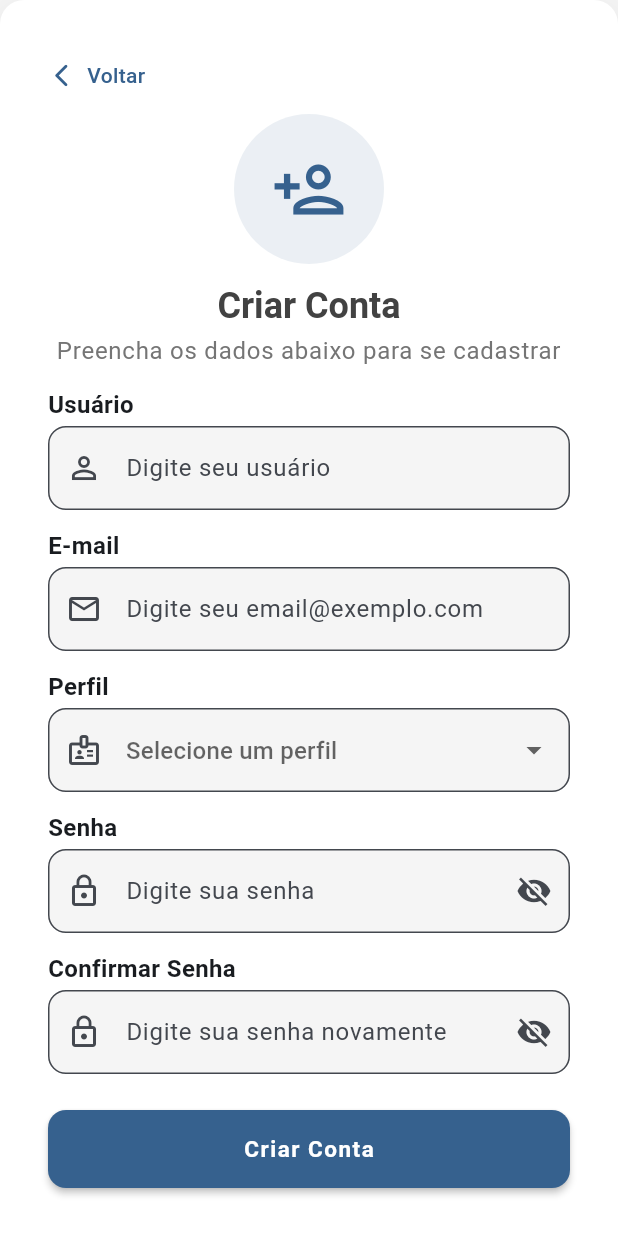
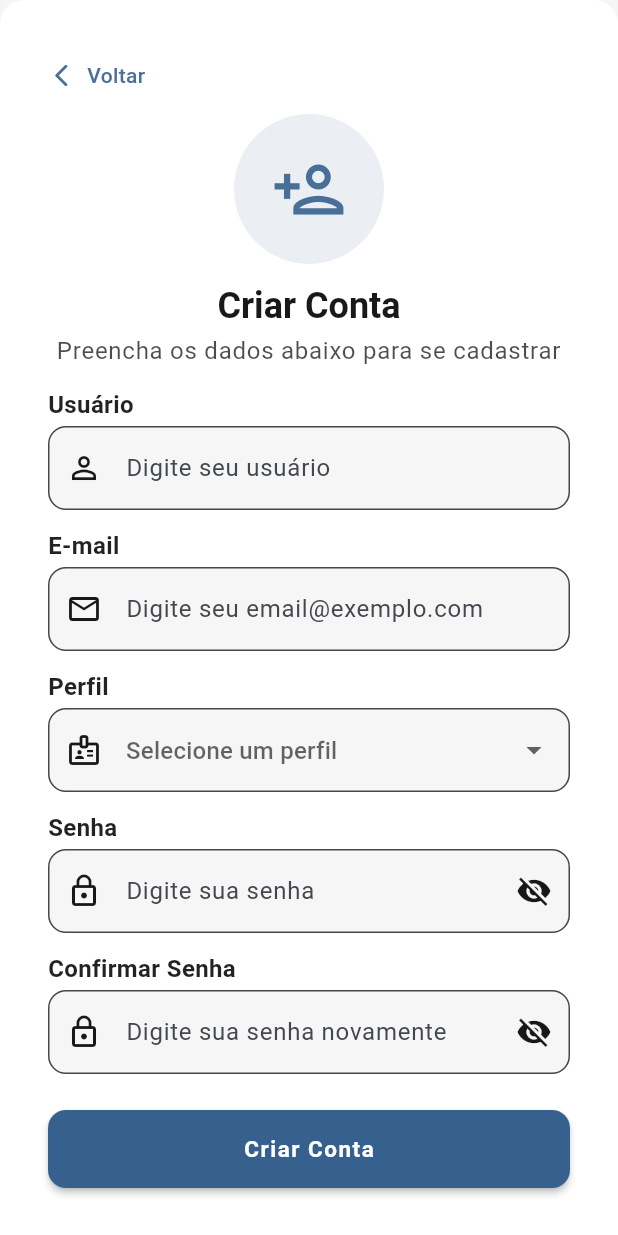
Before and after one commit to Saullo-Programador/DocFlow_Frontend, a Flutter app: the screen it shows after launch, after a tap on "Entrar", after a tap on "Cadastre-se", on a phone screen of 412 x 824 dp. Run offline on Flutter 3.47's test engine with Material 3 defaults, Android fonts, the phone set to English and light mode, and no system bars; our stand-ins replace dartz, dio, equatable, file_picker, flutter_secure_storage, get_it and 3 more; accounts and stored records are empty; network calls fail.

Commit message:
feat: update UI components for improved theming, enhance input handling, and refactor folder and file count logic

```diff
--- a/lib/controller/custom_input.dart
+++ b/lib/controller/custom_input.dart
@@ -11,6 +11,9 @@ class CustomInput extends StatelessWidget {
   final TextEditingController? controller;
   final String? Function(String?)? validator;
   final TextInputType keyboardType;
+  final void Function(String)? onFieldSubmitted;
+  final FocusNode? focusNode;
+  final TextInputAction? textInputAction;
 
   const CustomInput({
     super.key,
@@ -24,6 +27,9 @@ class CustomInput extends StatelessWidget {
     this.controller,
     this.validator,
     this.keyboardType = TextInputType.text,
+    this.onFieldSubmitted,
+    this.focusNode,
+    this.textInputAction,
   });
 
   @override
@@ -41,13 +47,21 @@ class CustomInput extends StatelessWidget {
           onChanged: onChanged,
           obscureText: isPassword ? obscureText : false,
           keyboardType: keyboardType,
+          onFieldSubmitted: onFieldSubmitted,
+          focusNode: focusNode,
+          textInputAction: textInputAction,
           validator: validator,
           decoration: InputDecoration(
             hintText: hint,
             prefixIcon: icon != null ? Icon(icon) : null,
+            prefixIconColor: Theme.of(context).colorScheme.onSurface.withValues(alpha: 0.9),
             border: OutlineInputBorder(
               borderRadius: BorderRadius.circular(12),
+              borderSide: BorderSide(
+                color: Theme.of(context).colorScheme.onSurface.withValues(alpha: 0.9),
+              ),
             ),
+            suffixIconColor: Theme.of(context).colorScheme.onSurface.withValues(alpha: 0.9),
             suffixIcon: isPassword
                 ? IconButton(
                     onPressed: onToggleVisibility,
@@ -58,7 +72,7 @@ class CustomInput extends StatelessWidget {
                 : null,
 
             filled: true,
-            fillColor: Colors.grey.withValues(alpha: 0.1),
+            fillColor: Theme.of(context).colorScheme.background.withValues(alpha: 0.9),
           ),
         ),
       ],
--- a/lib/core/di/injection.dart
+++ b/lib/core/di/injection.dart
@@ -174,7 +174,7 @@ void _initFiles() {
     renameFileUseCase: sl(),
     moveFileUseCase: sl(),
     getLatestUploadsUseCase: sl(),
-    getFoldersCountUseCase: sl(),
+    getFilesCountUseCase: sl(),
   ));
 }
 
--- a/lib/features/files/data/datasources/files_remote_datasource.dart
+++ b/lib/features/files/data/datasources/files_remote_datasource.dart
@@ -144,6 +144,6 @@ class FilesRemoteDataSourceImpl implements FilesRemoteDataSource {
       '${ApiConstants.documentsBase}/count',
     );
 
-    return response.data['count'] as int? ?? 0;
+    return int.parse(response.data.toString());
   }
 }
--- a/lib/features/files/presentation/providers/files_provider.dart
+++ b/lib/features/files/presentation/providers/files_provider.dart
@@ -1,6 +1,5 @@
 import 'dart:typed_data';
 import 'package:flutter/material.dart';
-import 'package:manege_doc/features/folders/domain/usecases/folders_usecases.dart';
 import '../../../../core/errors/failures.dart';
 import '../../domain/entities/file_entity.dart';
 import '../../domain/usecases/files_usecases.dart';
@@ -24,7 +23,7 @@ class FilesProvider extends ChangeNotifier {
   final RenameFileUseCase _renameFileUseCase;
   final MoveFileUseCase _moveFileUseCase;
   final GetLatestUploadsUseCase _getLatestUploadsUseCase;
-  final GetFoldersCountUseCase _getFoldersCountUseCase;
+  final GetFilesCountUseCase _getFilesCountUseCase;
 
   FilesProvider({
     required GetFilesUseCase getFilesUseCase,
@@ -34,7 +33,7 @@ class FilesProvider extends ChangeNotifier {
     required RenameFileUseCase renameFileUseCase,
     required MoveFileUseCase moveFileUseCase,
     required GetLatestUploadsUseCase getLatestUploadsUseCase,
-    required GetFoldersCountUseCase getFoldersCountUseCase,
+    required GetFilesCountUseCase getFilesCountUseCase,
   })  : _getFilesUseCase = getFilesUseCase,
         _uploadFileUseCase = uploadFileUseCase,
         _downloadFileUseCase = downloadFileUseCase,
@@ -42,11 +41,14 @@ class FilesProvider extends ChangeNotifier {
         _renameFileUseCase = renameFileUseCase,
         _moveFileUseCase = moveFileUseCase,
         _getLatestUploadsUseCase = getLatestUploadsUseCase,
-        _getFoldersCountUseCase = getFoldersCountUseCase;
+        _getFilesCountUseCase = getFilesCountUseCase;
 
   // Estado
   FilesState _state = FilesState.initial;
   FilesState get state => _state;
+
+  bool _isLoadingCount = false;
+  bool get isLoadingCount => _isLoadingCount;
 
   // Estado Count
   int _filesCount = 0;
@@ -226,7 +228,10 @@ class FilesProvider extends ChangeNotifier {
   }
 
   Future<void> getFilesCount() async{
-    final result = await _getFoldersCountUseCase();
+    _isLoadingCount = true;
+    notifyListeners();
+
+    final result = await _getFilesCountUseCase();
 
     result.fold(
       (failure){
@@ -234,9 +239,10 @@ class FilesProvider extends ChangeNotifier {
       },
       (count){
         _filesCount = count;
-        notifyListeners();
       },
     );
+    _isLoadingCount = false;
+    notifyListeners();
   }
 
   /// Seleciona arquivo
--- a/lib/features/folders/data/datasources/folders_remote_datasource.dart
+++ b/lib/features/folders/data/datasources/folders_remote_datasource.dart
@@ -137,6 +137,6 @@ class FoldersRemoteDataSourceImpl implements FoldersRemoteDataSource {
       '${ApiConstants.documentsBase}/folders/count',
     );
 
-    return response.data['count'] as int? ?? 0;
+    return int.parse(response.data.toString());
   }
 }
--- a/lib/features/users/data/datasources/users_remote_datasource.dart
+++ b/lib/features/users/data/datasources/users_remote_datasource.dart
@@ -86,6 +86,6 @@ class UsersRemoteDataSourceImpl implements UsersRemoteDataSource {
       '${ApiConstants.usersBase}/count',
     );
 
-    return response.data['count'] as int? ?? 0;
+    return int.parse(response.data.toString());
   }
 }
--- a/lib/main.dart
+++ b/lib/main.dart
@@ -38,9 +38,31 @@ class MyApp extends StatelessWidget {
       ],
       child: MaterialApp.router(
         title: 'DocFlow',
+
+        // Tema Claro
         theme: ThemeData(
-          colorScheme: ColorScheme.fromSeed(seedColor: Colors.blue),
+          useMaterial3: true,
+          colorScheme: ColorScheme.fromSeed(
+            seedColor: Colors.blue,
+            surface: Colors.white,
+            primaryContainer: Colors.white,
+            background: Colors.grey[100],
+            onSurface: Colors.black87,
+          ),
         ),
+
+        // Tema Escuro
+        darkTheme: ThemeData(
+          useMaterial3: true,
+          colorScheme: ColorScheme.fromSeed(
+            seedColor: Colors.blue,
+            surface: Colors.black,
+            primaryContainer: const Color(0xFF1E1E1E),
+            background: const Color(0xFF121212),
+            onSurface: Colors.white,
+          ),
+        ),
+        themeMode: ThemeMode.light,
         routerConfig: appRouter,
       ),
     );
--- a/lib/screen/folderList/folder_screen.dart
+++ b/lib/screen/folderList/folder_screen.dart
@@ -313,9 +313,6 @@ class _FolderScreenState extends State<FolderScreen> {
         await _loadFolder(currentPath);
       }
 
-      if (mounted) {
-        await _loadFolder(currentPath);
-      }
     }
   }
 
--- a/lib/screen/login/login_screen.dart
+++ b/lib/screen/login/login_screen.dart
@@ -19,11 +19,15 @@ class _LoginScreenState extends State<LoginScreen> {
   final _nameController = TextEditingController();
   final _passwordController = TextEditingController();
   bool _obscurePassword = true;
+  final _userFocusNode = FocusNode();
+  final _passwordFocusNode = FocusNode();
 
   @override
   void dispose() {
     _nameController.dispose();
     _passwordController.dispose();
+    _passwordFocusNode.dispose();
+    _userFocusNode.dispose();
     super.dispose();
   }
 
@@ -51,7 +55,7 @@ class _LoginScreenState extends State<LoginScreen> {
     return Consumer<AuthProvider>(
       builder: (context, authProvider, _) {
         return Scaffold(
-          backgroundColor: Colors.grey[100],
+          backgroundColor: theme.colorScheme.background,
           body: Center(
             child: SingleChildScrollView(
               padding: const EdgeInsets.all(24),
@@ -62,11 +66,11 @@ class _LoginScreenState extends State<LoginScreen> {
                   vertical: 40,
                 ),
                 decoration: BoxDecoration(
-                  color: Colors.white,
+                  color: theme.colorScheme.primaryContainer,
                   borderRadius: BorderRadius.circular(16),
                   boxShadow: [
                     BoxShadow(
-                      color: Colors.black.withValues(alpha: 0.08),
+                      color: theme.colorScheme.surface.withValues(alpha: 0.08),
                       blurRadius: 24,
                       offset: const Offset(0, 8),
                     ),
@@ -82,13 +86,13 @@ class _LoginScreenState extends State<LoginScreen> {
                         width: 100,
                         height: 100,
                         decoration: BoxDecoration(
-                          color: theme.primaryColor.withValues(alpha: 0.1),
+                          color: theme.colorScheme.primary.withValues(alpha: 0.1),
                           shape: BoxShape.circle,
                         ),
                         child: Icon(
                           Icons.folder_shared_outlined,
                           size: 50,
-                          color: theme.primaryColor,
+                          color: theme.colorScheme.primary.withValues(alpha: 0.9),
                         ),
                       ),
                       const SizedBox(height: 12),
@@ -98,7 +102,7 @@ class _LoginScreenState extends State<LoginScreen> {
                         'Bem-vindo ao DocFlow',
                         style: theme.textTheme.headlineSmall?.copyWith(
                           fontWeight: FontWeight.bold,
-                          color: Colors.grey[800],
+                          color: theme.colorScheme.onSurface.withValues(alpha: 0.9),
                         ),
                         textAlign: TextAlign.center,
                       ),
@@ -109,7 +113,7 @@ class _LoginScreenState extends State<LoginScreen> {
                         'Faça login para acessar seus documentos',
                         textAlign: TextAlign.center,
                         style: theme.textTheme.bodyLarge?.copyWith(
-                          color: Colors.grey[600],
+                          color: theme.colorScheme.onSurface.withValues(alpha: 0.7),
                           height: 1.5,
                         ),
                       ),
@@ -127,6 +131,11 @@ class _LoginScreenState extends State<LoginScreen> {
                             return "Campo obrigatório";
                           }
                           return null;
+                        },
+                        focusNode: _userFocusNode,
+                        textInputAction: TextInputAction.next,
+                        onFieldSubmitted: (_){
+                          Focus.of(context).requestFocus(_passwordFocusNode);
                         },
                       ),
                       const SizedBox(height: 12),
@@ -151,6 +160,11 @@ class _LoginScreenState extends State<LoginScreen> {
                             _obscurePassword = !_obscurePassword;
                           });
                         },
+                        focusNode: _passwordFocusNode,
+                        textInputAction: TextInputAction.done,
+                        onFieldSubmitted: (_) async{
+                          await _login();
+                        },
                       ),
                       const SizedBox(height: 8),
 
@@ -170,7 +184,7 @@ class _LoginScreenState extends State<LoginScreen> {
                           child: Text(
                             "Esqueci minha senha",
                             style: TextStyle(
-                              color: theme.primaryColor,
+                              color: theme.colorScheme.primary.withValues(alpha: 0.9),
                               fontWeight: FontWeight.w500,
                             ),
                           ),
@@ -183,7 +197,7 @@ class _LoginScreenState extends State<LoginScreen> {
                           padding: const EdgeInsets.only(bottom: 16),
                           child: Text(
                             context.watch<AuthProvider>().errorMessage!,
-                            style: TextStyle(color: Colors.red[600]),
+                            style: TextStyle(color: theme.colorScheme.error.withValues(alpha: 0.9)),
                           ),
                         ),
                       // Botão Entrar
@@ -191,6 +205,7 @@ class _LoginScreenState extends State<LoginScreen> {
                         width: double.infinity,
                         height: 52,
                         child: CustomButton(
+                          color: theme.colorScheme.primary,
                           text: "Entrar",
                           isLoading: authProvider.isLoading,
                           onPressed: authProvider.isLoading
@@ -206,14 +221,14 @@ class _LoginScreenState extends State<LoginScreen> {
                         children: [
                           Text(
                             "Não tem uma conta?",
-                            style: TextStyle(color: Colors.grey[600]),
+                            style: TextStyle(color: theme.colorScheme.onSurface.withValues(alpha: 0.7)),
                           ),
                           TextButton(
                             onPressed: () => context.go("/register"),
                             child: Text(
                               "Cadastre-se",
                               style: TextStyle(
-                                color: theme.primaryColor,
+                                color: theme.colorScheme.primary.withValues(alpha: 0.9),
                                 fontWeight: FontWeight.w600,
                               ),
                             ),
--- a/lib/screen/register/register_screen.dart
+++ b/lib/screen/register/register_screen.dart
@@ -22,6 +22,7 @@ class _RegisterScreenState extends State<RegisterScreen> {
   final _confirmPasswordController = TextEditingController();
   TypeRole? _selectedRole;
   bool _obscurePassword = true;
+  bool _obscureConfirmPassword = true;
 
   @override
   void dispose() {
@@ -59,7 +60,7 @@ class _RegisterScreenState extends State<RegisterScreen> {
     return Consumer<AuthProvider>(
       builder: (context, authProvider, _) {
         return Scaffold(
-          backgroundColor: Colors.grey[100],
+          backgroundColor: theme.colorScheme.background,
           body: Center(
             child: SingleChildScrollView(
               child: Container(
@@ -69,11 +70,11 @@ class _RegisterScreenState extends State<RegisterScreen> {
                   vertical: 40,
                 ),
                 decoration: BoxDecoration(
-                  color: Colors.white,
+                  color: theme.colorScheme.primaryContainer,
                   borderRadius: BorderRadius.circular(16),
                   boxShadow: [
                     BoxShadow(
-                      color: Colors.black.withValues(alpha: 0.08),
+                      color: theme.colorScheme.surface.withValues(alpha: 0.08),
                       blurRadius: 24,
                       offset: const Offset(0, 8),
                     ),
@@ -98,13 +99,13 @@ class _RegisterScreenState extends State<RegisterScreen> {
                                 Icon(
                                   Icons.arrow_back_ios_new_rounded,
                                   size: 18,
-                                  color: theme.primaryColor,
+                                  color: theme.colorScheme.primary.withValues(alpha: 0.9),
                                 ),
                                 const SizedBox(width: 8),
                                 Text(
                                   'Voltar',
                                   style: TextStyle(
-                                    color: theme.primaryColor,
+                                    color: theme.colorScheme.primary.withValues(alpha: 0.9),
                                     fontWeight: FontWeight.w500,
                                   ),
                                 ),
@@ -120,13 +121,13 @@ class _RegisterScreenState extends State<RegisterScreen> {
                         width: 100,
                         height: 100,
                         decoration: BoxDecoration(
-                          color: theme.primaryColor.withValues(alpha: 0.1),
+                          color: theme.colorScheme.primary.withValues(alpha: 0.1),
                           shape: BoxShape.circle,
                         ),
                         child: Icon(
                           Icons.person_add_outlined,
                           size: 50,
-                          color: theme.primaryColor,
+                          color: theme.colorScheme.primary.withValues(alpha: 0.9),
                         ),
                       ),
                       const SizedBox(height: 12),
@@ -136,7 +137,7 @@ class _RegisterScreenState extends State<RegisterScreen> {
                         'Criar Conta',
                         style: theme.textTheme.headlineSmall?.copyWith(
                           fontWeight: FontWeight.bold,
-                          color: Colors.grey[800],
+                          color: theme.colorScheme.onSurface.withValues(alpha: 0.9),
                         ),
                         textAlign: TextAlign.center,
                       ),
@@ -147,7 +148,7 @@ class _RegisterScreenState extends State<RegisterScreen> {
                         'Preencha os dados abaixo para se cadastrar',
                         textAlign: TextAlign.center,
                         style: theme.textTheme.bodyLarge?.copyWith(
-                          color: Colors.grey[600],
+                          color: theme.colorScheme.onSurface.withValues(alpha: 0.7),
                           height: 1.0,
                         ),
                       ),
@@ -211,12 +212,19 @@ class _RegisterScreenState extends State<RegisterScreen> {
                             initialValue: _selectedRole,
                             decoration: InputDecoration(
                               hintText: 'Selecione um perfil',
+                              hintStyle: TextStyle(
+                                color: theme.colorScheme.onSurface.withValues(alpha: 0.7),
+                              ),
                               prefixIcon: const Icon(Icons.badge_outlined),
+                              prefixIconColor: theme.colorScheme.onSurface.withValues(alpha: 0.9),
                               border: OutlineInputBorder(
                                 borderRadius: BorderRadius.circular(12),
+                                borderSide: BorderSide(
+                                  color: theme.colorScheme.onSurface.withValues(alpha: 0.9),
+                                ),
                               ),
                               filled: true,
-                              fillColor: Colors.grey.withValues(alpha: 0.1),
+                              fillColor: theme.colorScheme.background.withValues(alpha: 0.9),
                             ),
                             items: TypeRole.values
                                 .map(
@@ -286,10 +294,10 @@ class _RegisterScreenState extends State<RegisterScreen> {
                           }
                           return null;
                         },
-                        obscureText: _obscurePassword,
+                        obscureText: _obscureConfirmPassword,
                         onToggleVisibility: () {
                           setState(() {
-                            _obscurePassword = !_obscurePassword;
+                            _obscureConfirmPassword = !_obscureConfirmPassword;
                           });
                         },
                       ),
```
Also changed, not shown: lib/features/folders/presentation/providers/folders_provider.dart (+9 -2 lines), lib/screen/dashboard/dashboard_screen.dart (+15 -23 lines), lib/screen/profile/profile_screen.dart (+48 -31 lines), 1 other file.
